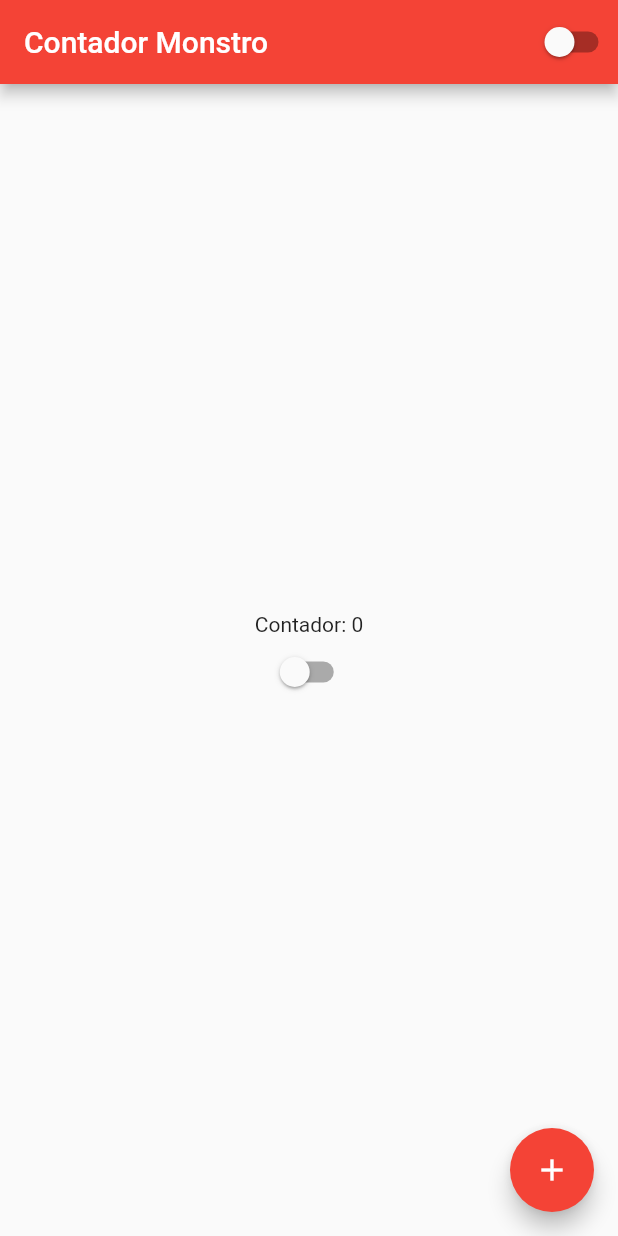
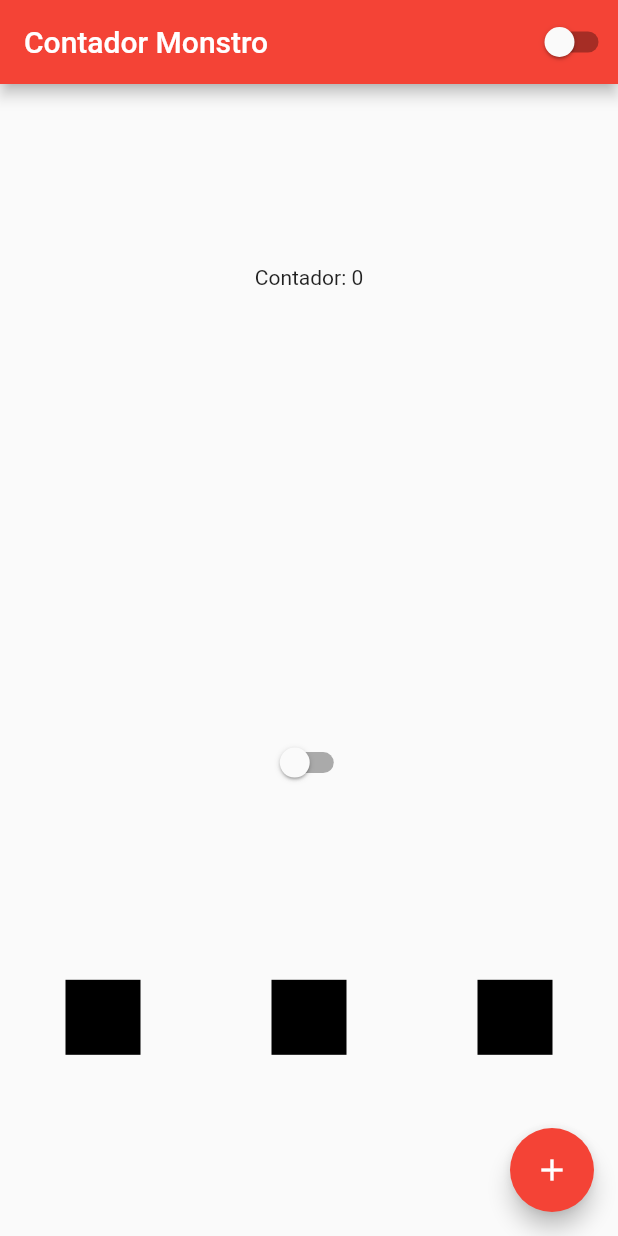
Before and after one commit to AdanRMS/cursoFlutter, a Flutter app: the screen it shows after launch, on a phone screen of 412 x 824 dp. Run offline on Flutter 3.47's test engine with Material 2 defaults, Android fonts, the phone set to English and light mode, and no system bars.

Commit message:
Finalizando aula #15 - Rows

```diff
--- a/lib/home_page.dart
+++ b/lib/home_page.dart
@@ -23,10 +23,38 @@ class homePageState extends State<homePage> {
         width: double.infinity, //Largura da coluna
         height: double.infinity, //Altura da coluna
         child: Column(
-          mainAxisAlignment: MainAxisAlignment.center, //alinhamento das colunas
+          mainAxisAlignment:
+              MainAxisAlignment.spaceEvenly, //alinhamento das colunas
           crossAxisAlignment:
               CrossAxisAlignment.center, //alinhamento das colunas
-          children: [Text('Contador: $cont'), CustomSwitch()],
+          children: [
+            Text('Contador: $cont'),
+            Container(
+              height: 50,
+            ),
+            CustomSwitch(),
+            Row(
+              mainAxisAlignment: MainAxisAlignment.spaceAround,
+              crossAxisAlignment: CrossAxisAlignment.center,
+              children: [
+                Container(
+                  width: 50,
+                  height: 50,
+                  color: Colors.black,
+                ),
+                Container(
+                  width: 50,
+                  height: 50,
+                  color: Colors.black,
+                ),
+                Container(
+                  width: 50,
+                  height: 50,
+                  color: Colors.black,
+                )
+              ],
+            )
+          ],
         ),
       ),
       floatingActionButton: FloatingActionButton(
```
